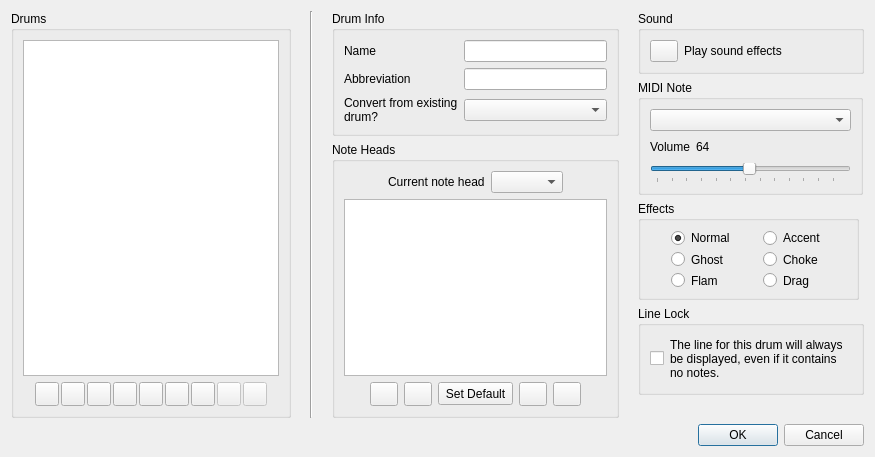
Whatang/DrumBurp, file src/GUI/editKit.ui: the form before one commit.
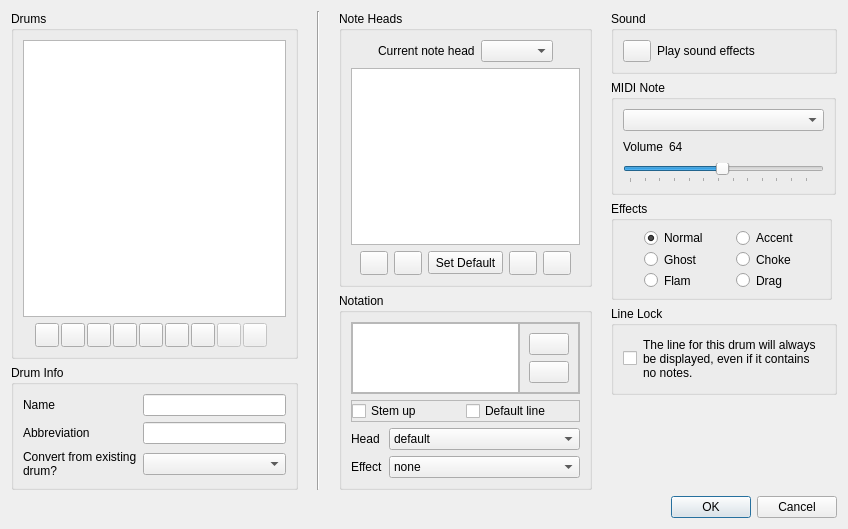
The form after the commit. Icons and pictures are not drawn.

Commit message: Add a graphical method for editing notation assignments.

```diff
--- a/src/GUI/editKit.ui
+++ b/src/GUI/editKit.ui
@@ -7,7 +7,7 @@
     <x>0</x>
     <y>0</y>
     <width>848</width>
-    <height>440</height>
+    <height>517</height>
    </rect>
   </property>
   <property name="windowTitle">
@@ -397,49 +397,6 @@
          </layout>
         </widget>
        </item>
-      </layout>
-     </item>
-     <item>
-      <spacer name="horizontalSpacer_3">
-       <property name="orientation">
-        <enum>Qt::Horizontal</enum>
-       </property>
-       <property name="sizeType">
-        <enum>QSizePolicy::Fixed</enum>
-       </property>
-       <property name="sizeHint" stdset="0">
-        <size>
-         <width>13</width>
-         <height>20</height>
-        </size>
-       </property>
-      </spacer>
-     </item>
-     <item>
-      <widget class="Line" name="line_2">
-       <property name="orientation">
-        <enum>Qt::Vertical</enum>
-       </property>
-      </widget>
-     </item>
-     <item>
-      <spacer name="horizontalSpacer_8">
-       <property name="orientation">
-        <enum>Qt::Horizontal</enum>
-       </property>
-       <property name="sizeType">
-        <enum>QSizePolicy::Fixed</enum>
-       </property>
-       <property name="sizeHint" stdset="0">
-        <size>
-         <width>13</width>
-         <height>17</height>
-        </size>
-       </property>
-      </spacer>
-     </item>
-     <item>
-      <layout class="QVBoxLayout" name="verticalLayout_9">
        <item>
         <widget class="QGroupBox" name="groupBox_6">
          <property name="sizePolicy">
@@ -581,6 +538,49 @@
          </layout>
         </widget>
        </item>
+      </layout>
+     </item>
+     <item>
+      <spacer name="horizontalSpacer_3">
+       <property name="orientation">
+        <enum>Qt::Horizontal</enum>
+       </property>
+       <property name="sizeType">
+        <enum>QSizePolicy::Fixed</enum>
+       </property>
+       <property name="sizeHint" stdset="0">
+        <size>
+         <width>13</width>
+         <height>20</height>
+        </size>
+       </property>
+      </spacer>
+     </item>
+     <item>
+      <widget class="Line" name="line_2">
+       <property name="orientation">
+        <enum>Qt::Vertical</enum>
+       </property>
+      </widget>
+     </item>
+     <item>
+      <spacer name="horizontalSpacer_8">
+       <property name="orientation">
+        <enum>Qt::Horizontal</enum>
+       </property>
+       <property name="sizeType">
+        <enum>QSizePolicy::Fixed</enum>
+       </property>
+       <property name="sizeHint" stdset="0">
+        <size>
+         <width>13</width>
+         <height>17</height>
+        </size>
+       </property>
+      </spacer>
+     </item>
+     <item>
+      <layout class="QVBoxLayout" name="verticalLayout_9">
        <item>
         <layout class="QVBoxLayout" name="verticalLayout_7">
          <item>
@@ -853,6 +853,216 @@
            </layout>
           </widget>
          </item>
+         <item>
+          <widget class="QGroupBox" name="groupBox_7">
+           <property name="title">
+            <string>Notation</string>
+           </property>
+           <layout class="QVBoxLayout" name="verticalLayout_3">
+            <item>
+             <widget class="QFrame" name="frame">
+              <property name="frameShape">
+               <enum>QFrame::StyledPanel</enum>
+              </property>
+              <property name="frameShadow">
+               <enum>QFrame::Raised</enum>
+              </property>
+              <layout class="QHBoxLayout" name="horizontalLayout_8">
+               <property name="spacing">
+                <number>0</number>
+               </property>
+               <property name="margin">
+                <number>0</number>
+               </property>
+               <item>
+                <widget class="QGraphicsView" name="noteView">
+                 <property name="sizePolicy">
+                  <sizepolicy hsizetype="Expanding" vsizetype="Preferred">
+                   <horstretch>0</horstretch>
+                   <verstretch>0</verstretch>
+                  </sizepolicy>
+                 </property>
+                 <property name="maximumSize">
+                  <size>
+                   <width>16777215</width>
+                   <height>100</height>
+                  </size>
+                 </property>
+                </widget>
+               </item>
+               <item>
+                <widget class="QFrame" name="frame_2">
+                 <property name="frameShape">
+                  <enum>QFrame::StyledPanel</enum>
+                 </property>
+                 <property name="frameShadow">
+                  <enum>QFrame::Raised</enum>
+                 </property>
+                 <layout class="QVBoxLayout" name="verticalLayout_11">
+                  <item>
+                   <widget class="QPushButton" name="noteUpButton">
+                    <property name="text">
+                     <string/>
+                    </property>
+                    <property name="icon">
+                     <iconset resource="../buttons.qrc">
+                      <normaloff>:/buttons/GUI/Icons/go-up.png</normaloff>:/buttons/GUI/Icons/go-up.png</iconset>
+                    </property>
+                   </widget>
+                  </item>
+                  <item>
+                   <widget class="QPushButton" name="noteDownButton">
+                    <property name="text">
+                     <string/>
+                    </property>
+                    <property name="icon">
+                     <iconset resource="../buttons.qrc">
+                      <normaloff>:/buttons/GUI/Icons/go-down.png</normaloff>:/buttons/GUI/Icons/go-down.png</iconset>
+                    </property>
+                   </widget>
+                  </item>
+                 </layout>
+                </widget>
+               </item>
+              </layout>
+             </widget>
+            </item>
+            <item>
+             <widget class="QFrame" name="frame_3">
+              <property name="frameShape">
+               <enum>QFrame::StyledPanel</enum>
+              </property>
+              <property name="frameShadow">
+               <enum>QFrame::Raised</enum>
+              </property>
+              <layout class="QHBoxLayout" name="horizontalLayout_9">
+               <property name="spacing">
+                <number>0</number>
+               </property>
+               <property name="margin">
+                <number>0</number>
+               </property>
+               <item>
+                <widget class="QCheckBox" name="stemUpDownBox">
+                 <property name="text">
+                  <string>Stem up</string>
+                 </property>
+                </widget>
+               </item>
+               <item>
+                <widget class="QCheckBox" name="useDefaultLineBox">
+                 <property name="text">
+                  <string>Default line</string>
+                 </property>
+                </widget>
+               </item>
+              </layout>
+             </widget>
+            </item>
+            <item>
+             <layout class="QFormLayout" name="formLayout">
+              <item row="1" column="1">
+               <widget class="QComboBox" name="effectBox">
+                <item>
+                 <property name="text">
+                  <string>none</string>
+                 </property>
+                </item>
+                <item>
+                 <property name="text">
+                  <string>open</string>
+                 </property>
+                </item>
+                <item>
+                 <property name="text">
+                  <string>stopped</string>
+                 </property>
+                </item>
+                <item>
+                 <property name="text">
+                  <string>ghost</string>
+                 </property>
+                </item>
+                <item>
+                 <property name="text">
+                  <string>flam</string>
+                 </property>
+                </item>
+                <item>
+                 <property name="text">
+                  <string>choke</string>
+                 </property>
+                </item>
+                <item>
+                 <property name="text">
+                  <string>accent</string>
+                 </property>
+                </item>
+                <item>
+                 <property name="text">
+                  <string>drag</string>
+                 </property>
+                </item>
+               </widget>
+              </item>
+              <item row="1" column="0">
+               <widget class="QLabel" name="label_8">
+                <property name="text">
+                 <string>Effect</string>
+                </property>
+               </widget>
+              </item>
+              <item row="0" column="1">
+               <widget class="QComboBox" name="noteHeadBox">
+                <item>
+                 <property name="text">
+                  <string>default</string>
+                 </property>
+                </item>
+                <item>
+                 <property name="text">
+                  <string>harmonic</string>
+                 </property>
+                </item>
+                <item>
+                 <property name="text">
+                  <string>harmonic black</string>
+                 </property>
+                </item>
+                <item>
+                 <property name="text">
+                  <string>diamond</string>
+                 </property>
+                </item>
+                <item>
+                 <property name="text">
+                  <string>cross</string>
+                 </property>
+                </item>
+                <item>
+                 <property name="text">
+                  <string>xcircle</string>
+                 </property>
+                </item>
+                <item>
+                 <property name="text">
+                  <string>triangle</string>
+                 </property>
+                </item>
+               </widget>
+              </item>
+              <item row="0" column="0">
+               <widget class="QLabel" name="label_9">
+                <property name="text">
+                 <string>Head</string>
+                </property>
+               </widget>
+              </item>
+             </layout>
+            </item>
+           </layout>
+          </widget>
+         </item>
         </layout>
        </item>
       </layout>
@@ -1214,7 +1424,7 @@
          <property name="sizeHint" stdset="0">
           <size>
            <width>20</width>
-           <height>20</height>
+           <height>40</height>
           </size>
          </property>
         </spacer>
```
Left out of the diff: 2 changed lines with no effect on the pictures. The commit also changes 13 other files.
